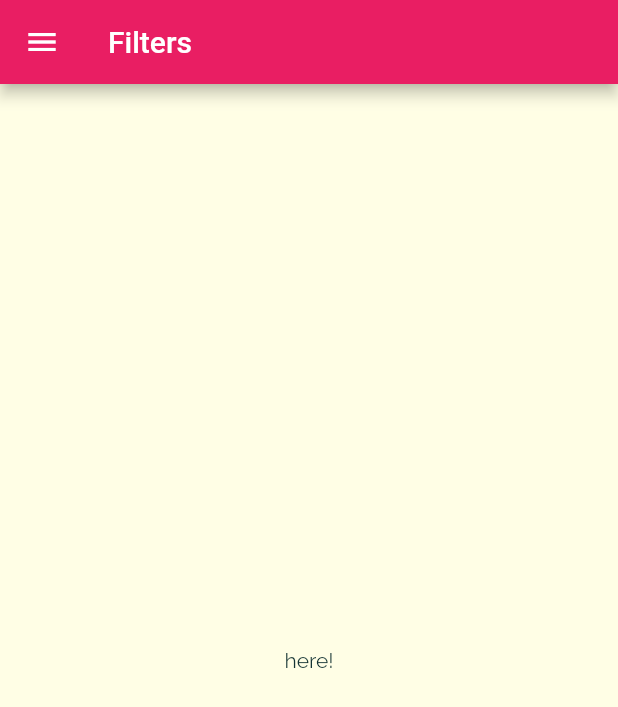
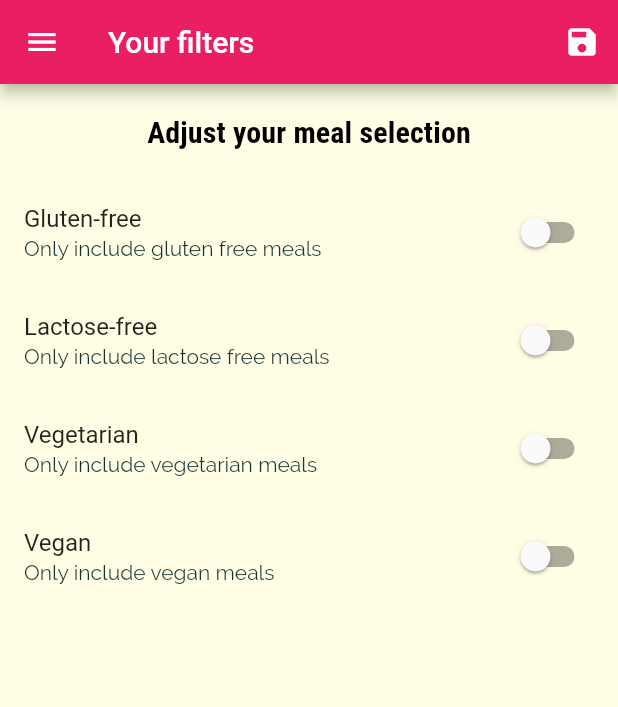
Before and after one commit to hichemBA67/meals-app, a Flutter app: the FiltersScreen screen opened by its route, on a phone screen of 412 x 824 dp. Shown: the top 707 px of the screen. Run offline on Flutter 3.47's test engine with Material 2 defaults, Android fonts, the phone set to English and light mode, and no system bars.

Commit message:
Section 7 completed

```diff
--- a/lib/main.dart
+++ b/lib/main.dart
@@ -1,13 +1,71 @@
 import 'package:flutter/material.dart';
+import './data/dummy_data.dart';
 import './screens/tabs_screen.dart';
 import './screens/meal_detail_screen.dart';
 import './screens/categories_screen.dart';
 import './screens/category_meals_screen.dart';
 import './screens/filters_screen.dart';
+import './models/meal.dart';
 
 void main() => runApp(MyApp());
 
-class MyApp extends StatelessWidget {
+class MyApp extends StatefulWidget {
+  @override
+  State<MyApp> createState() => _MyAppState();
+}
+
+class _MyAppState extends State<MyApp> {
+  Map<String, bool> _filters = {
+    'gluten-free': false,
+    'lactose-free': false,
+    'vegetarian': false,
+    'vegan': false,
+  };
+
+  List<Meal> _availableMeals = DUMMY_MEALS;
+  List<Meal> _favoriteMeals = [];
+
+  void _setFilters(Map<String, bool> filterData) {
+    setState(() {
+      _filters = filterData;
+
+      _availableMeals = DUMMY_MEALS.where((meal) {
+        if (_filters['gluten-free']! && !meal.isGlutenFree) {
+          return false;
+        }
+        if (_filters['lactose-free']! && !meal.isLactoseFree) {
+          return false;
+        }
+        if (_filters['vegetarian']! && !meal.isVegetarian) {
+          return false;
+        }
+        if (_filters['vegan']! && !meal.isVegan) {
+          return false;
+        }
+        return true;
+      }).toList();
+    });
+  }
+
+  void _toggleFavorite(String mealId) {
+    final existingIndex =
+        _favoriteMeals.indexWhere((meal) => meal.id == mealId);
+
+    if (existingIndex >= 0) {
+      setState(() {
+        _favoriteMeals.removeAt(existingIndex);
+      });
+    } else {
+      setState(() {
+        _favoriteMeals.add(DUMMY_MEALS.firstWhere((meal) => meal.id == mealId));
+      });
+    }
+  }
+
+  bool _isMealFavorite(String id) {
+    return _favoriteMeals.any((meal) => meal.id == id);
+  }
+
   @override
   Widget build(BuildContext context) {
     return MaterialApp(
@@ -29,18 +87,20 @@ class MyApp extends StatelessWidget {
       // home: CategoriesScreen(),
       initialRoute: '/',
       routes: {
-        '/': (ctx) => TabsScreen(),
-        CategoryMealsScreen.routeName: (ctx) => CategoryMealsScreen(),
-        MealDetailScreen.routeName: (ctx) => MealDetailScreen(),
-        FiltersScreen.routeName: (ctx) => FiltersScreen(),
+        '/': (ctx) => TabsScreen(_favoriteMeals),
+        CategoryMealsScreen.routeName: (ctx) =>
+            CategoryMealsScreen(_availableMeals),
+        MealDetailScreen.routeName: (ctx) =>
+            MealDetailScreen(_toggleFavorite, _isMealFavorite),
+        FiltersScreen.routeName: (ctx) => FiltersScreen(_setFilters, _filters),
       },
       // onGenerateRoute: (settings) {
       //   print(settings.arguments);
       //   return MaterialPageRoute(builder: (context) => CategoriesScreen());
       // },
       onUnknownRoute: (settings) {
-        print(settings.arguments);
-        return MaterialPageRoute(builder: (context) => CategoriesScreen());
+        return MaterialPageRoute(
+            builder: (context) => const CategoriesScreen());
       },
     );
   }
--- a/lib/screens/category_meals_screen.dart
+++ b/lib/screens/category_meals_screen.dart
@@ -1,10 +1,13 @@
 import 'package:flutter/material.dart';
 import '../widgets/meal_item.dart';
-import '../data/dummy_data.dart';
 import '../models/meal.dart';
 
 class CategoryMealsScreen extends StatefulWidget {
   static const routeName = '/category-meals';
+
+  final List<Meal> availableMeals;
+
+  CategoryMealsScreen(this.availableMeals);
 
   @override
   State<CategoryMealsScreen> createState() => _CategoryMealsScreenState();
@@ -27,7 +30,7 @@ class _CategoryMealsScreenState extends State<CategoryMealsScreen> {
           ModalRoute.of(context)!.settings.arguments as Map<String, String>;
       categoryTitle = routeArgs["title"] as String;
       final categoryId = routeArgs["id"] as String;
-      displayedMeals = DUMMY_MEALS.where((meal) {
+      displayedMeals = widget.availableMeals.where((meal) {
         return meal.categories.contains(categoryId);
       }).toList();
       _loadedInitData = true;
@@ -54,7 +57,6 @@ class _CategoryMealsScreenState extends State<CategoryMealsScreen> {
             duration: displayedMeals[index].duration,
             complexity: displayedMeals[index].complexity,
             affordability: displayedMeals[index].affordability,
-            removeItem: _removeMeal,
           );
         },
         itemCount: displayedMeals.length,
--- a/lib/screens/filters_screen.dart
+++ b/lib/screens/filters_screen.dart
@@ -1,19 +1,104 @@
 import 'package:flutter/material.dart';
 import '../widgets/main_drawer.dart';
 
-class FiltersScreen extends StatelessWidget {
+class FiltersScreen extends StatefulWidget {
   static const routeName = '/filters';
-  const FiltersScreen({super.key});
+
+  final Function saveFilters;
+  final Map<String, bool> currentFilters;
+
+  FiltersScreen(this.saveFilters, this.currentFilters);
+
+  @override
+  State<FiltersScreen> createState() => _FiltersScreenState();
+}
+
+class _FiltersScreenState extends State<FiltersScreen> {
+  bool _glutenFree = false;
+  bool _vegetarian = false;
+  bool _vegan = false;
+  bool _lactoseFree = false;
+
+  @override
+  void initState() {
+    _glutenFree = widget.currentFilters['gluten-free']!;
+    _vegetarian = widget.currentFilters['vegetarian']!;
+    _vegan = widget.currentFilters['vegan']!;
+    _lactoseFree = widget.currentFilters['lactose-free']!;
+    super.initState();
+  }
+
+  Widget _buildSwitchListTile(String title, String description,
+      bool currentValue, Function(bool) updateValue) {
+    return SwitchListTile(
+        title: Text(title),
+        value: currentValue,
+        subtitle: Text(description),
+        onChanged: updateValue);
+  }
 
   @override
   Widget build(BuildContext context) {
     return Scaffold(
       appBar: AppBar(
-        title: Text('Filters'),
+        title: const Text('Your filters'),
+        actions: [
+          IconButton(
+              onPressed: () {
+                final selectedFilters = {
+                  'gluten-free': _glutenFree,
+                  'vegetarian': _vegetarian,
+                  'vegan': _vegan,
+                  'lactose-free': _lactoseFree,
+                };
+
+                widget.saveFilters(selectedFilters);
+              },
+              icon: const Icon(Icons.save))
+        ],
       ),
       drawer: MainDrawer(),
-      body: Center(
-        child: Text('here!'),
+      body: Column(
+        children: [
+          Container(
+            padding: const EdgeInsets.all(20),
+            child: Text(
+              'Adjust your meal selection',
+              style: Theme.of(context).textTheme.titleSmall,
+            ),
+          ),
+          Expanded(
+              child: ListView(
+            children: [
+              _buildSwitchListTile(
+                  'Gluten-free', 'Only include gluten free meals', _glutenFree,
+                  (newValue) {
+                setState(() {
+                  _glutenFree = newValue;
+                });
+              }),
+              _buildSwitchListTile('Lactose-free',
+                  'Only include lactose free meals', _lactoseFree, (newValue) {
+                setState(() {
+                  _lactoseFree = newValue;
+                });
+              }),
+              _buildSwitchListTile(
+                  'Vegetarian', 'Only include vegetarian meals', _vegetarian,
+                  (newValue) {
+                setState(() {
+                  _vegetarian = newValue;
+                });
+              }),
+              _buildSwitchListTile('Vegan', 'Only include vegan meals', _vegan,
+                  (newValue) {
+                setState(() {
+                  _vegan = newValue;
+                });
+              }),
+            ],
+          ))
+        ],
       ),
     );
   }
--- a/lib/widgets/meal_item.dart
+++ b/lib/widgets/meal_item.dart
@@ -9,7 +9,6 @@ class MealItem extends StatelessWidget {
   final int duration;
   final Complexity complexity;
   final Affordability affordability;
-  final Function removeItem;
 
   const MealItem({
     super.key,
@@ -19,7 +18,6 @@ class MealItem extends StatelessWidget {
     required this.duration,
     required this.complexity,
     required this.affordability,
-    required this.removeItem,
   });
 
   String get complexityText {
@@ -56,7 +54,7 @@ class MealItem extends StatelessWidget {
     )
         .then((result) {
       if (result != null) {
-        removeItem(result);
+        // removeItem(result);
       }
     });
   }
```
Also changed, not shown: lib/screens/favorites_screen.dart (+24 -6 lines), lib/screens/meal_detail_screen.dart (+8 -4 lines), lib/screens/tabs_screen.dart (+20 -11 lines).
